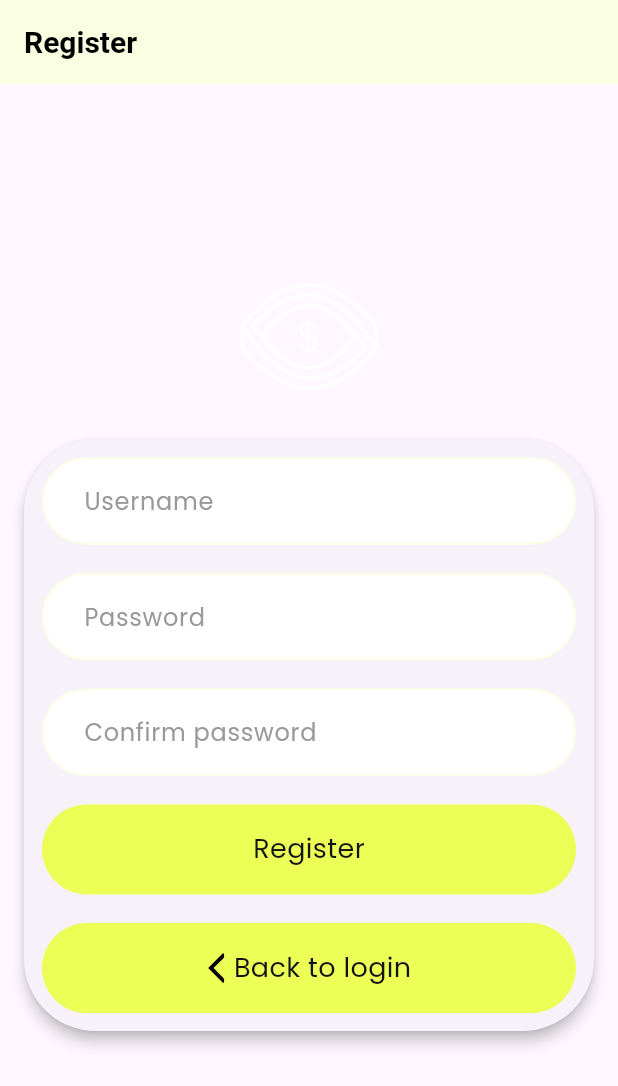
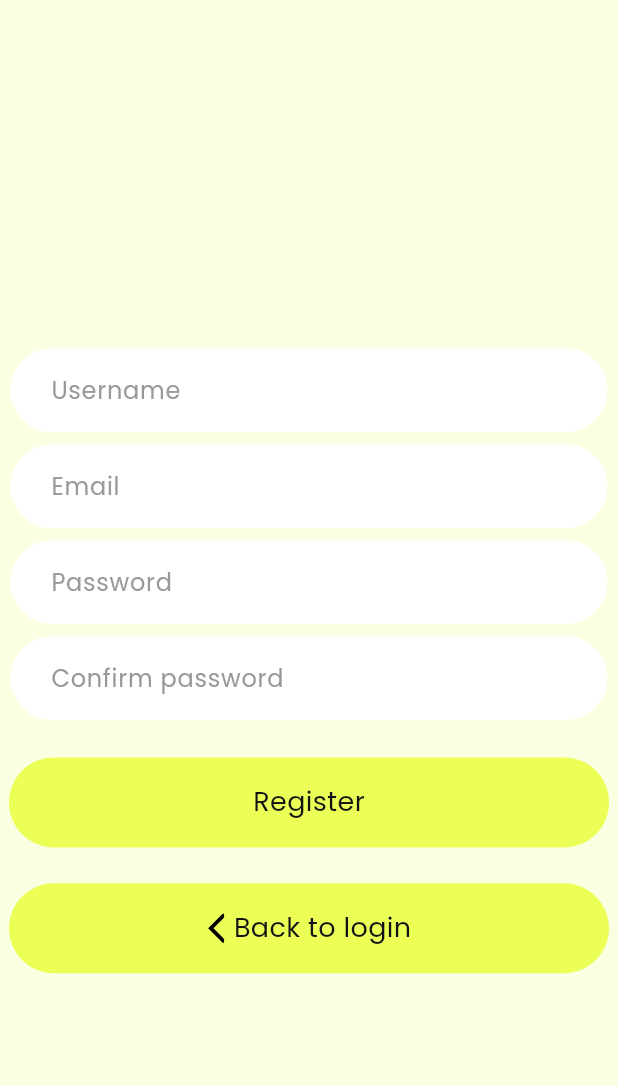
Before and after one commit to gitformannon/Finance, a Flutter app: the RegisterPage screen opened by its route, after a tap on "Register", on a phone screen of 412 x 824 dp. Shown: the top 1086 px of the screen. Run offline on Flutter 3.47's test engine with Material 3 defaults, Android fonts, the phone set to English and light mode, and no system bars; our stand-ins replace bloc, cached_network_image, currency_text_input_formatter, dartz, dio, easy_localization and 13 more; accounts and stored records are empty; generated files the repository leaves out were written again.

Commit message:
Rewrite register page design and add password confirmation

```diff
--- a/mobile_frontend/lib/features/auth/presentation/pages/register.dart
+++ b/mobile_frontend/lib/features/auth/presentation/pages/register.dart
@@ -1,15 +1,15 @@
 import 'package:flutter/material.dart';
-import 'package:flutter_screenutil/flutter_screenutil.dart';
 import 'package:easy_localization/easy_localization.dart';
 import 'package:flutter_bloc/flutter_bloc.dart';
+import 'package:flutter_screenutil/flutter_screenutil.dart';
+import 'package:flutter_svg/flutter_svg.dart';
 
-import '../../../../core/constants/app_images.dart';
+import '../../../../core/constants/app_colors.dart';
 import '../../../../core/constants/app_sizes.dart';
 import '../../../../core/constants/locale_keys.dart';
+import '../../../shared/presentation/cubits/navigate/navigate_cubit.dart';
 import '../../../shared/presentation/widgets/app_buttons/w_button.dart';
 import '../../../shared/presentation/widgets/textfields/w_masked_textfield.dart';
-import '../../../shared/presentation/cubits/navigate/navigate_cubit.dart';
-import 'package:flutter_svg/flutter_svg.dart';
 
 class RegisterPage extends StatefulWidget {
   const RegisterPage({super.key});
@@ -20,49 +20,53 @@ class RegisterPage extends StatefulWidget {
 
 class _RegisterPageState extends State<RegisterPage> {
   final _usernameController = TextEditingController();
+  final _emailController = TextEditingController();
   final _passwordController = TextEditingController();
   final _confirmPasswordController = TextEditingController();
+
+  String? _errorMessage;
 
   @override
   void dispose() {
     _usernameController.dispose();
+    _emailController.dispose();
     _passwordController.dispose();
     _confirmPasswordController.dispose();
     super.dispose();
   }
 
   void _register() {
+    if (_passwordController.text != _confirmPasswordController.text) {
+      setState(() {
+        _errorMessage = 'Passwords do not match';
+      });
+      return;
+    }
+
     // Registration logic will be implemented later
+    setState(() {
+      _errorMessage = null;
+    });
   }
 
   @override
   Widget build(BuildContext context) {
     return Scaffold(
-      appBar: AppBar(title: const Text('Register')),
+      backgroundColor: AppColors.background,
+      appBar: AppBar(
+        elevation: 0,
+        backgroundColor: AppColors.background,
+      ),
       body: SafeArea(
         child: Center(
           child: SingleChildScrollView(
-            padding: const EdgeInsets.all(AppSizes.paddingM),
+            padding: const EdgeInsets.all(AppSizes.paddingXS),
             child: Column(
               mainAxisSize: MainAxisSize.min,
               crossAxisAlignment: CrossAxisAlignment.stretch,
               children: [
-                Center(
-                  child: Image.asset(
-                    AppImages.logo,
-                    height: AppSizes.logoSmall60.h,
-                  ),
-                ),
-                SizedBox(height: AppSizes.spaceXL24.h),
-                Card(
-                  elevation: 4,
-                  shape: RoundedRectangleBorder(
-                    borderRadius:
-                        BorderRadius.circular(AppSizes.borderLarge),
-                  ),
-                  child: Padding(
-                    padding:
-                        const EdgeInsets.all(AppSizes.paddingM),
+                Padding(
+                  padding: const EdgeInsets.all(AppSizes.paddingS),
                   child: Column(
                     crossAxisAlignment: CrossAxisAlignment.stretch,
                     children: [
@@ -70,27 +74,41 @@ class _RegisterPageState extends State<RegisterPage> {
                         controller: _usernameController,
                         hintText: LocaleKeys.userName.tr(),
                       ),
-                        SizedBox(height: AppSizes.spaceM16.h),
+                      SizedBox(height: AppSizes.spaceXXS5.h),
+                      WMaskedTextField(
+                        controller: _emailController,
+                        hintText: 'Email',
+                      ),
+                      SizedBox(height: AppSizes.spaceXXS5.h),
                       WMaskedTextField(
                         controller: _passwordController,
                         hintText: LocaleKeys.password.tr(),
                         isPassword: true,
                       ),
-                        SizedBox(height: AppSizes.spaceM16.h),
+                      SizedBox(height: AppSizes.spaceXXS5.h),
                       WMaskedTextField(
                         controller: _confirmPasswordController,
                         hintText: 'Confirm password',
                         isPassword: true,
                       ),
-                        SizedBox(height: AppSizes.spaceM16.h),
+                      if (_errorMessage != null)
+                        Padding(
+                          padding:
+                              EdgeInsets.only(top: AppSizes.spaceS12.h),
+                          child: Text(
+                            _errorMessage!,
+                            style: const TextStyle(color: AppColors.error),
+                          ),
+                        ),
+                      SizedBox(height: AppSizes.spaceL20.h),
                       WButton(
                         onTap: _register,
                         text: 'Register',
                       ),
-                        SizedBox(height: AppSizes.spaceM16.h),
+                      SizedBox(height: AppSizes.spaceL20.h),
                       WButton(
-                          onTap: () =>
-                              context.read<NavigateCubit>().goToLoginPage(),
+                        onTap:
+                            () => context.read<NavigateCubit>().goToLoginPage(),
                         text: 'Back to login',
                         hasPreviousIcon: true,
                         prevIcon: SvgPicture.asset(
@@ -101,7 +119,6 @@ class _RegisterPageState extends State<RegisterPage> {
                     ],
                   ),
                 ),
-                ),
               ],
             ),
           ),
```
Lines whose indentation alone changed are shown as unchanged.
